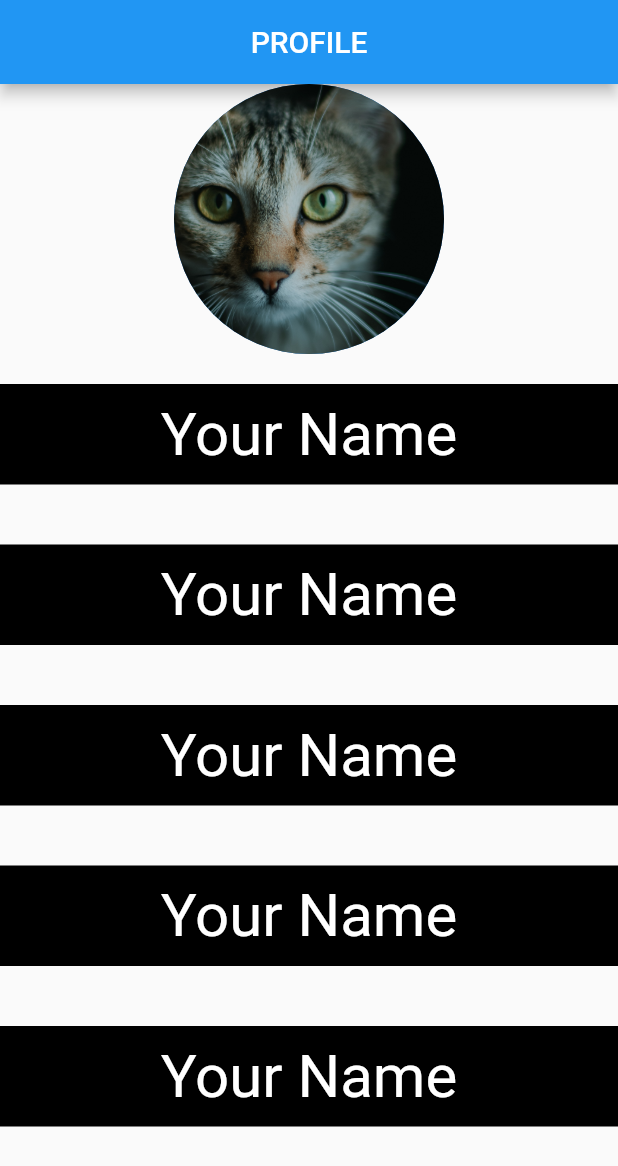
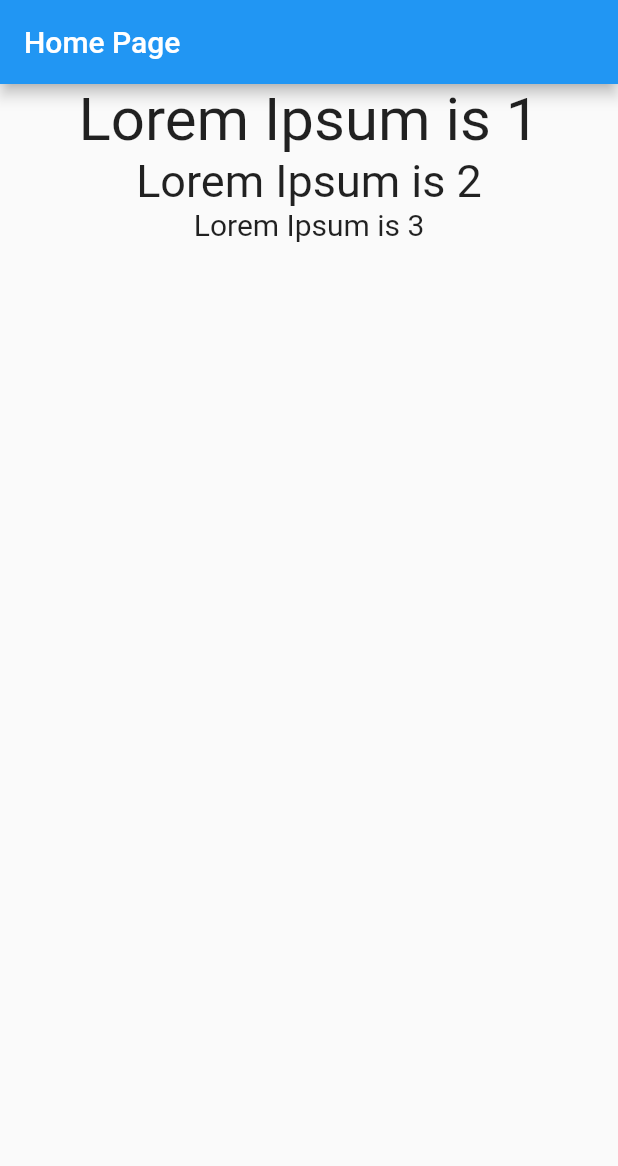
Before and after one commit to therokibul/ab02010, a Flutter app: the screen it shows after launch, on a phone screen of 412 x 824 dp. Shown: the top 1166 px of the screen. Run offline on Flutter 3.47's test engine with Material 2 defaults, Android fonts, the phone set to English and light mode, and no system bars.

Commit message:
day11 completed

```diff
--- a/lib/main.dart
+++ b/lib/main.dart
@@ -1,98 +1,39 @@
+// ignore_for_file: prefer_const_literals_to_create_immutables, prefer_const_constructors
+
 import 'package:flutter/material.dart';
 
 void main() {
-  runApp(const MyApp());
-}
-
-class MyApp extends StatelessWidget {
-  const MyApp({Key? key}) : super(key: key);
-
-  @override
-  Widget build(BuildContext context) {
-    return MaterialApp(
+  runApp(
+    MaterialApp(
       home: Scaffold(
         appBar: AppBar(
-          centerTitle: true,
-          title: Text('PROFILE'),
+          title: Text('Home Page'),
         ),
-        body: HomePage(),
-      ),
-    );
-  }
-}
-
-class HomePage extends StatefulWidget {
-  const HomePage({Key? key}) : super(key: key);
-
-  @override
-  _HomePageState createState() => _HomePageState();
-}
-
-class _HomePageState extends State<HomePage> {
-  @override
-  Widget build(BuildContext context) {
-    return ListView(
-      children: [
-        CircleAvatar(
-          radius: 90,
-          backgroundImage: AssetImage('images/lash.jpg'),
-        ),
-        Container(
-          width: 300,
-          color: Colors.black,
-          margin: EdgeInsets.symmetric(vertical: 20),
-          padding: EdgeInsets.symmetric(vertical: 10),
-          child: Text(
-            'Your Name',
-            textAlign: TextAlign.center,
-            style: TextStyle(fontSize: 40, color: Colors.white),
+        body: Center(
+          child: Column(
+            children: [
+              Text(
+                'Lorem Ipsum is 1',
+                style: TextStyle(
+                  fontSize: 40,
+                ),
+              ),
+              Text(
+                'Lorem Ipsum is 2',
+                style: TextStyle(
+                  fontSize: 30,
+                ),
+              ),
+              Text(
+                'Lorem Ipsum is 3',
+                style: TextStyle(
+                  fontSize: 20,
+                ),
+              ),
+            ],
           ),
         ),
-        Container(
-          width: 300,
-          color: Colors.black,
-          margin: EdgeInsets.symmetric(vertical: 20),
-          padding: EdgeInsets.symmetric(vertical: 10),
-          child: Text(
-            'Your Name',
-            textAlign: TextAlign.center,
-            style: TextStyle(fontSize: 40, color: Colors.white),
-          ),
-        ),
-        Container(
-          width: 300,
-          color: Colors.black,
-          margin: EdgeInsets.symmetric(vertical: 20),
-          padding: EdgeInsets.symmetric(vertical: 10),
-          child: Text(
-            'Your Name',
-            textAlign: TextAlign.center,
-            style: TextStyle(fontSize: 40, color: Colors.white),
-          ),
-        ),
-        Container(
-          width: 300,
-          color: Colors.black,
-          margin: EdgeInsets.symmetric(vertical: 20),
-          padding: EdgeInsets.symmetric(vertical: 10),
-          child: Text(
-            'Your Name',
-            textAlign: TextAlign.center,
-            style: TextStyle(fontSize: 40, color: Colors.white),
-          ),
-        ),
-        Container(
-          width: 300,
-          color: Colors.black,
-          margin: EdgeInsets.symmetric(vertical: 20),
-          padding: EdgeInsets.symmetric(vertical: 10),
-          child: Text(
-            'Your Name',
-            textAlign: TextAlign.center,
-            style: TextStyle(fontSize: 40, color: Colors.white),
-          ),
-        ),
-      ],
-    );
-  }
+      ),
+    ),
+  );
 }
```
